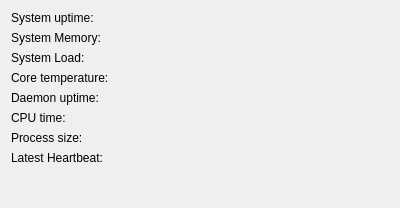
The window that gui/snowgui/icegui/systeminfowidget.ui (AndreasFMueller/AstroPhotography) describes before a commit, drawn with Qt 5.
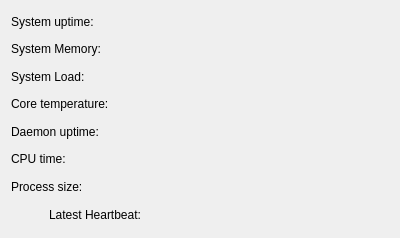
The same window after the commit. Custom widgets are drawn as their Qt base class.

Commit message: many changes with regard to callbacks and heartbeat

Patch:
```diff
--- a/gui/snowgui/icegui/systeminfowidget.ui
+++ b/gui/snowgui/icegui/systeminfowidget.ui
@@ -7,45 +7,127 @@
     <x>0</x>
     <y>0</y>
     <width>400</width>
-    <height>208</height>
+    <height>238</height>
    </rect>
   </property>
   <property name="windowTitle">
    <string>Form</string>
   </property>
-  <layout class="QFormLayout" name="formLayout">
-   <property name="labelAlignment">
-    <set>Qt::AlignLeading|Qt::AlignLeft|Qt::AlignVCenter</set>
-   </property>
-   <item row="0" column="0">
-    <widget class="QLabel" name="systemUptimeLabel">
+  <layout class="QGridLayout" name="gridLayout">
+   <item row="6" column="3">
+    <widget class="QLabel" name="sizeField">
      <property name="text">
-      <string>System uptime:</string>
+      <string/>
      </property>
     </widget>
    </item>
-   <item row="0" column="1">
-    <widget class="QLabel" name="systemUptimeField">
+   <item row="3" column="3">
+    <widget class="QLabel" name="temperatureField">
+     <property name="minimumSize">
+      <size>
+       <width>120</width>
+       <height>0</height>
+      </size>
+     </property>
      <property name="text">
       <string/>
      </property>
     </widget>
    </item>
-   <item row="2" column="0">
+   <item row="2" column="3">
+    <widget class="QLabel" name="loadField">
+     <property name="text">
+      <string/>
+     </property>
+    </widget>
+   </item>
+   <item row="1" column="3">
+    <widget class="QLabel" name="systemMemoryField">
+     <property name="text">
+      <string/>
+     </property>
+    </widget>
+   </item>
+   <item row="1" column="1" colspan="2">
+    <widget class="QLabel" name="systemMemoryLabel">
+     <property name="text">
+      <string>System Memory:</string>
+     </property>
+    </widget>
+   </item>
+   <item row="7" column="2">
+    <widget class="QLabel" name="heartbeatLabel">
+     <property name="text">
+      <string>Latest Heartbeat:</string>
+     </property>
+    </widget>
+   </item>
+   <item row="7" column="1">
+    <widget class="snowgui::HeartWidget" name="heartWidget" native="true">
+     <property name="minimumSize">
+      <size>
+       <width>32</width>
+       <height>24</height>
+      </size>
+     </property>
+     <property name="maximumSize">
+      <size>
+       <width>32</width>
+       <height>24</height>
+      </size>
+     </property>
+    </widget>
+   </item>
+   <item row="2" column="1" colspan="2">
     <widget class="QLabel" name="loadLabel">
      <property name="text">
       <string>System Load:</string>
      </property>
     </widget>
    </item>
-   <item row="2" column="1">
-    <widget class="QLabel" name="loadField">
+   <item row="4" column="1" colspan="2">
+    <widget class="QLabel" name="daemonUptimeLabel">
      <property name="text">
+      <string>Daemon uptime:</string>
+     </property>
+    </widget>
+   </item>
+   <item row="5" column="3">
+    <widget class="QLabel" name="cputimeField">
+     <property name="text">
       <string/>
      </property>
     </widget>
    </item>
-   <item row="3" column="0">
+   <item row="4" column="3">
+    <widget class="QLabel" name="daemonUptimeField">
+     <property name="text">
+      <string/>
+     </property>
+    </widget>
+   </item>
+   <item row="0" column="3">
+    <widget class="QLabel" name="systemUptimeField">
+     <property name="text">
+      <string/>
+     </property>
+    </widget>
+   </item>
+   <item row="0" column="1" colspan="2">
+    <widget class="QLabel" name="systemUptimeLabel">
+     <property name="text">
+      <string>System uptime:</string>
+     </property>
+    </widget>
+   </item>
+   <item row="7" column="3">
+    <widget class="QLabel" name="heartbeatField">
+     <property name="text">
+      <string/>
+     </property>
+    </widget>
+   </item>
+   <item row="3" column="1" colspan="2">
     <widget class="QLabel" name="temperatureLabel">
      <property name="minimumSize">
       <size>
@@ -55,7 +137,7 @@
      </property>
      <property name="maximumSize">
       <size>
-       <width>120</width>
+       <width>16777215</width>
        <height>16777215</height>
       </size>
      </property>
@@ -64,91 +146,30 @@
      </property>
     </widget>
    </item>
-   <item row="3" column="1">
-    <widget class="QLabel" name="temperatureField">
-     <property name="minimumSize">
-      <size>
-       <width>120</width>
-       <height>0</height>
-      </size>
-     </property>
-     <property name="text">
-      <string/>
-     </property>
-    </widget>
-   </item>
-   <item row="5" column="0">
+   <item row="5" column="1" colspan="2">
     <widget class="QLabel" name="cputimeLabel">
      <property name="text">
       <string>CPU time:</string>
      </property>
     </widget>
    </item>
-   <item row="5" column="1">
-    <widget class="QLabel" name="cputimeField">
-     <property name="text">
-      <string/>
-     </property>
-    </widget>
-   </item>
-   <item row="4" column="0">
-    <widget class="QLabel" name="daemonUptimeLabel">
-     <property name="text">
-      <string>Daemon uptime:</string>
-     </property>
-    </widget>
-   </item>
-   <item row="1" column="0">
-    <widget class="QLabel" name="systemMemoryLabel">
-     <property name="text">
-      <string>System Memory:</string>
-     </property>
-    </widget>
-   </item>
-   <item row="4" column="1">
-    <widget class="QLabel" name="daemonUptimeField">
-     <property name="text">
-      <string/>
-     </property>
-    </widget>
-   </item>
-   <item row="1" column="1">
-    <widget class="QLabel" name="systemMemoryField">
-     <property name="text">
-      <string/>
-     </property>
-    </widget>
-   </item>
-   <item row="6" column="0">
+   <item row="6" column="1" colspan="2">
     <widget class="QLabel" name="sizeLabel">
      <property name="text">
       <string>Process size:</string>
      </property>
     </widget>
    </item>
-   <item row="6" column="1">
-    <widget class="QLabel" name="sizeField">
-     <property name="text">
-      <string/>
-     </property>
-    </widget>
-   </item>
-   <item row="7" column="0">
-    <widget class="QLabel" name="heartbeatLabel">
-     <property name="text">
-      <string>Latest Heartbeat:</string>
-     </property>
-    </widget>
-   </item>
-   <item row="7" column="1">
-    <widget class="QLabel" name="heartbeatField">
-     <property name="text">
-      <string/>
-     </property>
-    </widget>
-   </item>
   </layout>
  </widget>
+ <customwidgets>
+  <customwidget>
+   <class>snowgui::HeartWidget</class>
+   <extends>QWidget</extends>
+   <header location="global">HeartWidget.h</header>
+   <container>1</container>
+  </customwidget>
+ </customwidgets>
  <resources/>
  <connections/>
 </ui>
```
The commit also changes 23 other files.
